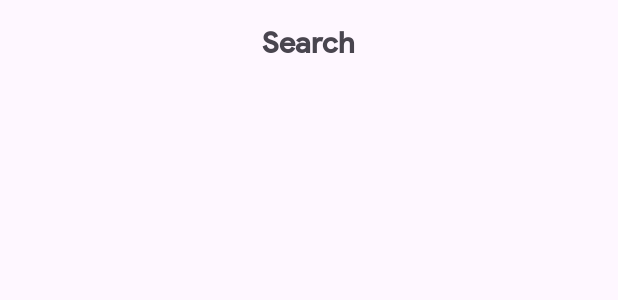
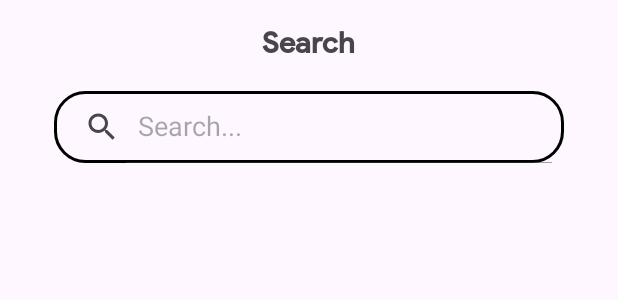
Before and after one commit to 4ASIM/mapnaviagation, an Android app: the layout fragment_bottom_sheet.xml on its own in the app's theme, with its tools: preview values and no code run, on a phone screen of 412 x 824 dp. Shown: the top 300 px of the screen. Run offline under Robolectric (Android 15) with nearby library versions, the phone set to English and light mode, and no system bars.

Commit message:
11 5 2024 9 49   startng searching work

```diff
--- /dev/null
+++ b/app/src/main/res/drawable/search_bkg.xml
@@ -0,0 +1,9 @@
+<?xml version="1.0" encoding="utf-8"?>
+<shape xmlns:android="http://schemas.android.com/apk/res/android"
+    android:shape="rectangle">
+    <corners
+        android:radius="20dp"/>
+    <stroke
+        android:color="@color/black"
+        android:width="2dp"/>
+</shape>
--- a/app/src/main/res/layout/fragment_bottom_sheet.xml
+++ b/app/src/main/res/layout/fragment_bottom_sheet.xml
@@ -2,6 +2,7 @@
 <LinearLayout xmlns:android="http://schemas.android.com/apk/res/android"
     android:layout_width="match_parent"
     android:layout_height="wrap_content"
+    xmlns:app="http://schemas.android.com/apk/res-auto"
     android:orientation="vertical"
     android:padding="16dp">
 
@@ -14,6 +15,22 @@
         android:layout_gravity="center"
         android:textSize="20sp"
         android:textStyle="bold" />
+    <androidx.appcompat.widget.SearchView
+        android:id="@+id/search"
+        android:layout_width="match_parent"
+        android:layout_height="wrap_content"
+        android:background="@drawable/search_bkg"
+        android:focusable="false"
+        app:iconifiedByDefault="false"
+        android:layout_marginTop="20dp"
+        android:layout_marginStart="20dp"
+        android:layout_marginEnd="20dp"
+        app:layout_constraintEnd_toEndOf="parent"
+        app:layout_constraintStart_toStartOf="parent"
+        app:layout_constraintTop_toTopOf="parent"
+        app:queryHint="Search..."
+        app:searchHintIcon="@null"
+        />
 
 
 
```
Also changed, not shown: app/build.gradle.kts (+13 -3 lines), app/src/main/res/layout/fragment_home.xml (+15 -0 lines), app/src/main/java/com/example/shahabkekhushi/ui/home/HomeFragment.kt (line endings or trailing spaces).
